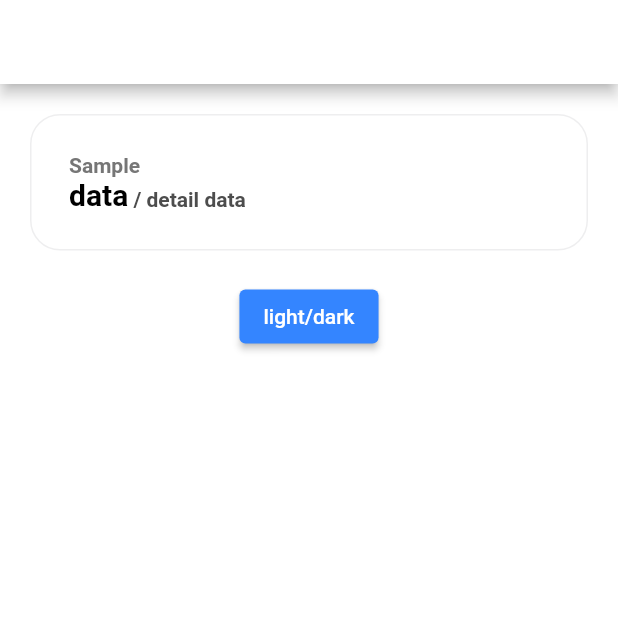
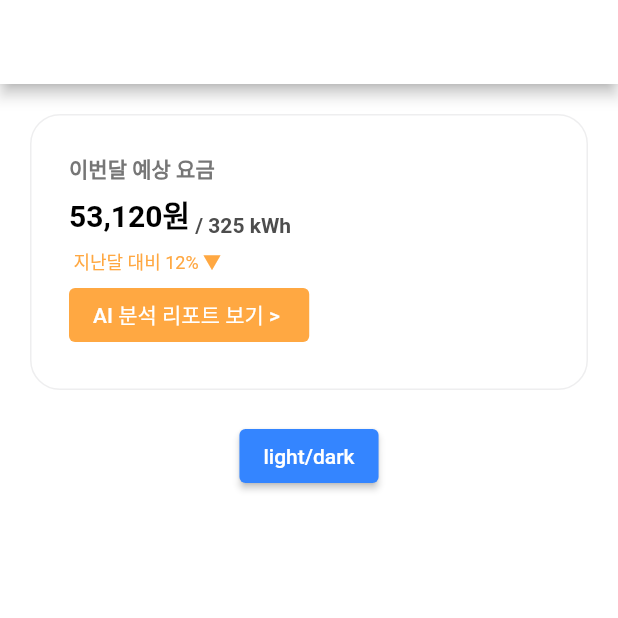
Before and after one commit to dodo849/SmartEletricAppFrontEnd, a Flutter app: the screen it shows after launch, on a phone screen of 412 x 824 dp, the top half of it. Run offline on Flutter 3.47's test engine with Material 2 defaults, Android fonts, the light colour scheme and no system bars; our stand-ins replace get, shared_preferences.

Commit message:
[Feat] 예상 요금 뷰 구현

```diff
--- a/smart_electric_application/lib/src/view/component/SampleCard.dart
+++ b/smart_electric_application/lib/src/view/component/SampleCard.dart
@@ -9,12 +9,13 @@ class SampleCard extends StatelessWidget {
   Widget build(BuildContext context) {
 
     // 데이터
-    var dataValue = "data";
-    var dataDetailValue = "detail data";
+    var dataValue = "53,120원";
+    var bodyValue = "325 kWh";
+    var bodyDetailValue = "12";
 
     // 박스 내의 텍스트 위젯
     var title = Text(
-            "Sample",
+            "이번달 예상 요금",
             style: TextStyle(
               fontSize: 14,
               fontWeight: FontWeight.bold,
@@ -32,11 +33,20 @@ class SampleCard extends StatelessWidget {
       );
 
     var chargeDetail = Text(
-        " / ${dataDetailValue}",
+        " / ${bodyValue}",
         style: TextStyle(
           fontSize: 14,
           fontWeight: FontWeight.bold,
           color: context.theme.colorScheme.onSecondary,
+        ),
+      );
+
+      var chargeCompare = Text(
+        " 지난달 대비 ${bodyDetailValue}% ▼",
+        style: TextStyle(
+          fontSize: 12,
+          fontWeight: FontWeight.normal,
+          color: context.theme.colorScheme.primaryContainer,
         ),
       );
 
@@ -53,13 +63,25 @@ class SampleCard extends StatelessWidget {
         crossAxisAlignment: CrossAxisAlignment.start,
         children: [
           title,
+          SizedBox(height: 5),
           Row(
             crossAxisAlignment: CrossAxisAlignment.end,
             children: [
               charge,
               chargeDetail,
             ],
-          )
+          ),
+          SizedBox(height: 7),
+          chargeCompare,
+          SizedBox(height: 3),
+          ElevatedButton(
+            style: ButtonStyle(
+              backgroundColor: MaterialStateProperty.all(context.theme.colorScheme.primaryContainer),
+              foregroundColor: MaterialStateProperty.all(context.theme.colorScheme.onSurface),
+              shadowColor: MaterialStateProperty.all(Colors.transparent),
+            ),
+            onPressed: (){},
+            child: Text("AI 분석 리포트 보기 > "))
         ],
       )
     );
```
